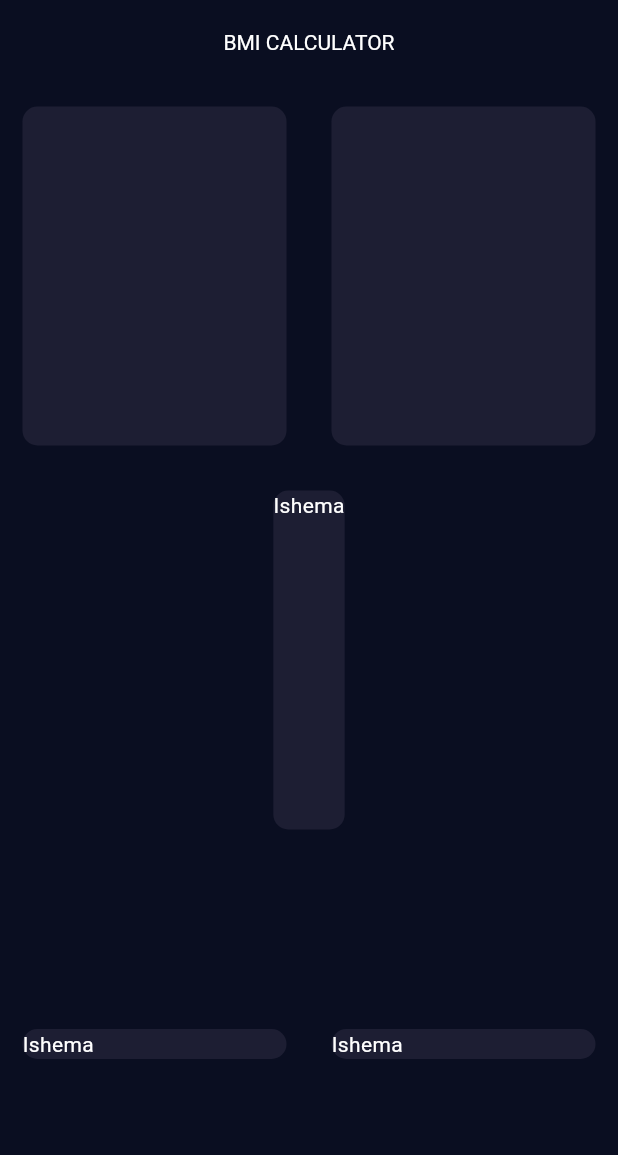
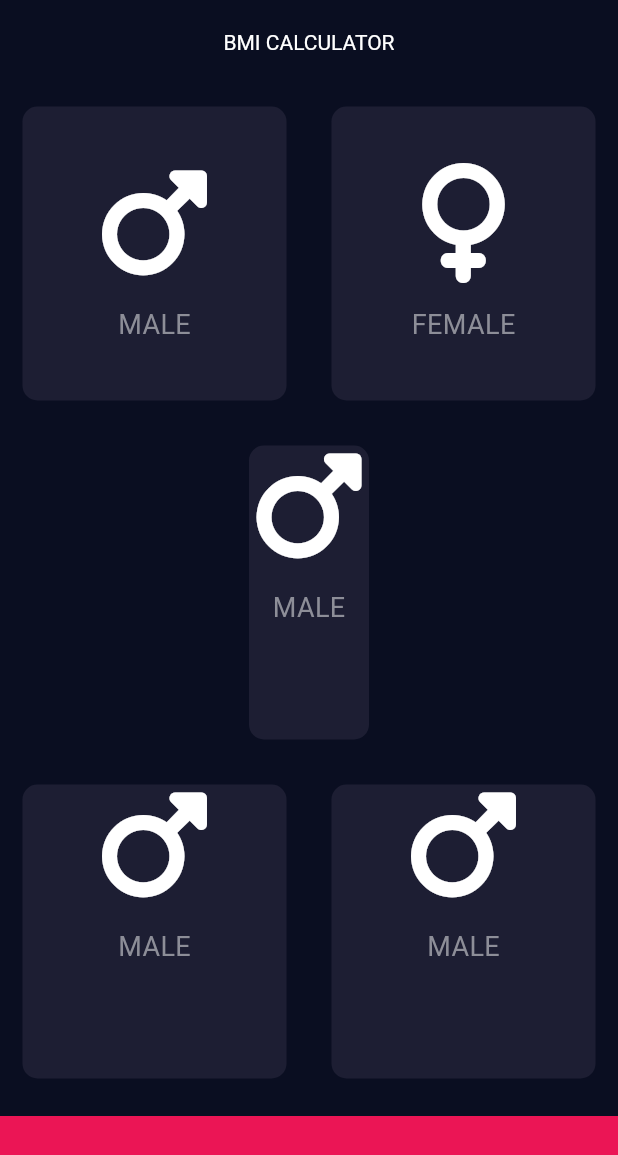
Before and after one commit to ISHEMAH/BMI-calculator-app, a Flutter app: the screen it shows after launch, on a phone screen of 412 x 824 dp. Shown: the top 1155 px of the screen. Run offline on Flutter 3.47's test engine with Material 3 defaults, Android fonts, the phone set to English and light mode, and no system bars; our stand-ins replace font_awesome_flutter.

Commit message:
layout phase 2

```diff
--- /dev/null
+++ b/lib/icon_content.dart
@@ -0,0 +1,31 @@
+import 'package:flutter/material.dart';
+import 'package:font_awesome_flutter/font_awesome_flutter.dart';
+
+
+class iconContent extends StatelessWidget {
+
+  final IconData icon;
+  final String text;
+  iconContent({required this.icon,required this.text});
+
+  @override
+  Widget build(BuildContext context) {
+    return Column(
+      mainAxisAlignment:MainAxisAlignment.center,
+      children: <Widget>[
+        Icon(
+          icon,
+          size: 80.0,
+        ),
+        SizedBox(
+          height: 15.0,
+        ),
+        Text(
+          text,
+          style: TextStyle(
+              fontSize: 18.0, color: Color(0xFF8D8E98)),
+        )
+      ],
+    );
+  }
+}
--- a/lib/input_page.dart
+++ b/lib/input_page.dart
@@ -1,4 +1,11 @@
 import 'package:flutter/material.dart';
+import 'package:font_awesome_flutter/font_awesome_flutter.dart';
+import 'icon_content.dart';
+import 'reusable_card.dart';
+
+const bottomContainerHeight = 80.0;
+const activeCardColor = Color(0XFF1D1E33);
+const bottomContainerColor = Color(0xFFEB1555);
 
 class InputPage extends StatefulWidget {
   @override
@@ -18,57 +25,84 @@ class _InputPageState extends State<InputPage> {
                 child: Row(
               children: <Widget>[
                 Expanded(
-                  child: Container(
-                      margin: EdgeInsets.all(15.0),
-                      decoration: BoxDecoration(
-                        color: Color(0XFF1D1E33),
-                        borderRadius: BorderRadius.circular(10.0),
-                      )),
+                  child: ReusableCard(
+                    color: activeCardColor,
+                    cardChild: iconContent(text: 'MALE',icon: FontAwesomeIcons.mars,),
+                  ),
                 ),
                 Expanded(
-                  child: Container(
-                      margin: EdgeInsets.all(15.0),
-                      decoration: BoxDecoration(
-                        color: Color(0XFF1D1E33),
-                        borderRadius: BorderRadius.circular(10.0),
-                      )),
-                ),
+                    child: ReusableCard(
+                        color: activeCardColor,
+                        cardChild: iconContent(text: 'FEMALE',icon: FontAwesomeIcons.venus,),)),
               ],
             )),
             Expanded(
               child: Expanded(
-                child: Container(
-                    child: Text('Ishema'),
-                    margin: EdgeInsets.all(15.0),
-                    decoration: BoxDecoration(
-                      color: Color(0XFF1D1E33),
-                      borderRadius: BorderRadius.circular(10.0),
-                    )),
+                child: ReusableCard(
+                    color: activeCardColor,
+                    cardChild: Column(children: <Widget>[
+                      Icon(
+                        FontAwesomeIcons.mars,
+                        size: 80.0,
+                      ),
+                      SizedBox(
+                        height: 15.0,
+                      ),
+                      Text(
+                        'MALE',
+                        style:
+                            TextStyle(fontSize: 18.0, color: Color(0xFF8D8E98)),
+                      )
+                    ])),
               ),
             ),
             Expanded(
                 child: Row(
               children: <Widget>[
                 Expanded(
-                  child: Container(
-                      child: Text('Ishema'),
-                      margin: EdgeInsets.all(15.0),
-                      decoration: BoxDecoration(
-                        color: Color(0XFF1D1E33),
-                        borderRadius: BorderRadius.circular(10.0),
-                      )),
+                  child: ReusableCard(
+                      color: activeCardColor,
+                      cardChild: Column(children: <Widget>[
+                        Icon(
+                          FontAwesomeIcons.mars,
+                          size: 80.0,
+                        ),
+                        SizedBox(
+                          height: 15.0,
+                        ),
+                        Text(
+                          'MALE',
+                          style: TextStyle(
+                              fontSize: 18.0, color: Color(0xFF8D8E98)),
+                        )
+                      ])),
                 ),
                 Expanded(
-                  child: Container(
-                      child: Text('Ishema'),
-                      margin: EdgeInsets.all(15.0),
-                      decoration: BoxDecoration(
-                        color: Color(0XFF1D1E33),
-                        borderRadius: BorderRadius.circular(10.0),
-                      )),
+                  child: ReusableCard(
+                      color: activeCardColor,
+                      cardChild: Column(children: <Widget>[
+                        Icon(
+                          FontAwesomeIcons.mars,
+                          size: 80.0,
+                        ),
+                        SizedBox(
+                          height: 15.0,
+                        ),
+                        Text(
+                          'MALE',
+                          style: TextStyle(
+                              fontSize: 18.0, color: Color(0xFF8D8E98)),
+                        )
+                      ])),
                 ),
               ],
-            ))
+            )),
+            Container(
+              color: bottomContainerColor,
+              margin: EdgeInsets.only(top: 10.0),
+              width: double.infinity,
+              height: bottomContainerHeight,
+            )
           ],
         ));
   }
--- /dev/null
+++ b/lib/reusable_card.dart
@@ -0,0 +1,20 @@
+import 'package:flutter/material.dart';
+
+
+class ReusableCard extends StatelessWidget {
+  ReusableCard({required this.color, required this.cardChild});
+
+  final Color color;
+  final Widget cardChild;
+
+  @override
+  Widget build(BuildContext context) {
+    return Container(
+        child: cardChild,
+        margin: EdgeInsets.all(15.0),
+        decoration: BoxDecoration(
+          color: color,
+          borderRadius: BorderRadius.circular(10.0),
+        ));
+  }
+}
--- a/pubspec.yaml
+++ b/pubspec.yaml
@@ -35,6 +35,7 @@ dependencies:
   # The following adds the Cupertino Icons font to your application.
   # Use with the CupertinoIcons class for iOS style icons.
   cupertino_icons: ^1.0.2
+  font_awesome_flutter: ^10.6.0
 
 dev_dependencies:
   flutter_test:
```
Also changed, not shown: pubspec.lock.
